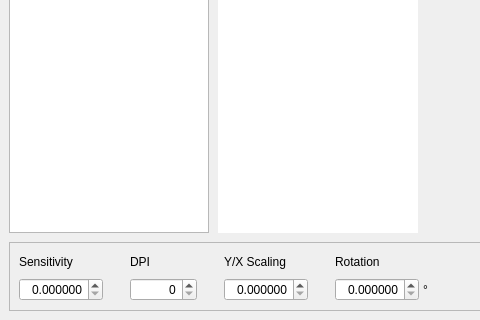
Above: src/curves/ui/qt/main_window/main_window.ui from fsecilia/curves before the change; both pictures show x 0 to 480 and y 280 to 600 of the 1000 by 600 pixel window. Below: the same form after it.
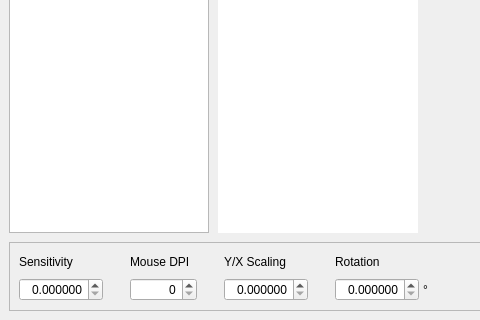
That is the form after the change. Custom widgets are drawn as their Qt base class.

Commit message: feat(ui): disable on 0 dpi

```diff
--- a/src/curves/ui/qt/main_window/main_window.ui
+++ b/src/curves/ui/qt/main_window/main_window.ui
@@ -326,7 +326,7 @@
              </sizepolicy>
             </property>
             <property name="text">
-             <string>DPI</string>
+             <string>Mouse DPI</string>
             </property>
            </widget>
           </item>
```
The commit also changes 5 other files.
